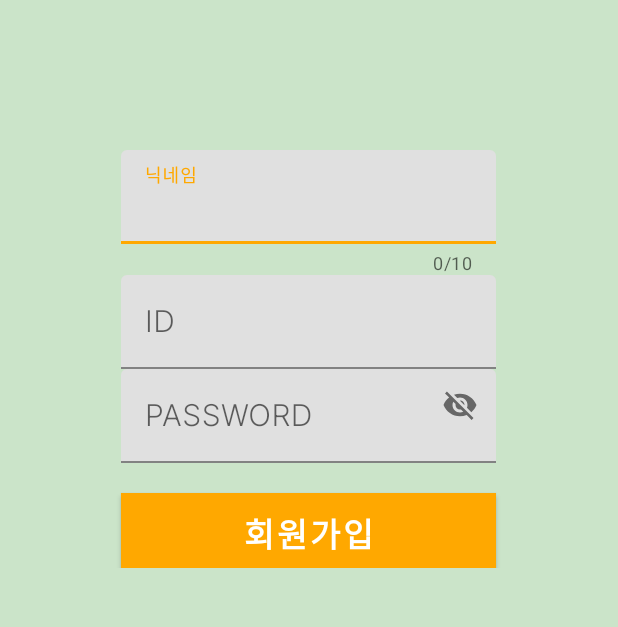
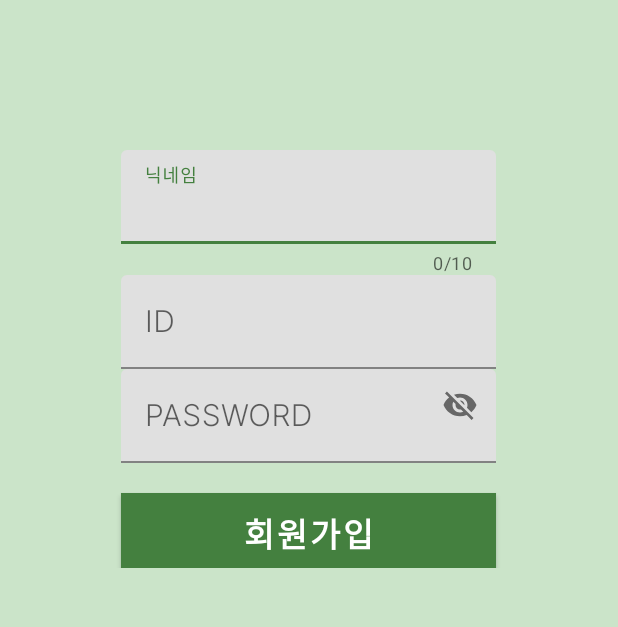
Before and after one commit to MJU-CapstoneDesign1-8team/PET-LEADER_FRONTEND, an Android app: the screen it shows after launch (RegisterActivity), after a tap on "시작", on a phone screen of 412 x 824 dp, the part 484-1111 px from its top. Run offline under Robolectric (Android 15) with nearby library versions, the phone set to English and light mode, and no system bars; our stand-ins replace Firebase (no records; nobody signed in at launch, a user with empty details on screens opened directly); libraries missing offline, so code that uses them is left out: com.tbuonomo.viewpagerdotsindicator; 2 statements that could not run were skipped.

Commit message:
컬러 수정

```diff
--- a/app/src/main/AndroidManifest.xml
+++ b/app/src/main/AndroidManifest.xml
@@ -46,9 +46,6 @@
             android:name=".onboard.OnBoardActivity"
             android:exported="true" />
         <activity
-            android:name=".community.CommunityActivity"
-            android:exported="false" />
-        <activity
             android:name=".login.RegisterActivity"
             android:exported="false" />
         <activity
--- a/app/src/main/res/values/colors.xml
+++ b/app/src/main/res/values/colors.xml
@@ -2,8 +2,8 @@
 <resources>
     <color name="black">#FF000000</color>
     <color name="white">#FFFFFFFF</color>
-    <color name="tfe_color_primary">#ffa800</color>
-    <color name="tfe_color_primary_dark">#ff6f00</color>
+    <color name="tfe_color_primary">#44803F</color>
+    <color name="tfe_color_primary_dark">#366732</color>
     <color name="tfe_color_accent">#425066</color>
 
     <color name="tfe_semi_transparent">#66000000</color>
@@ -19,12 +19,10 @@
     <color name="write_button">#B3D38A</color>//community write button
     <color name="dark_green">#366732</color>//profile etc..
     <color name="light_green">#EAFAE9</color>
-    <color name="main_green">#44803F</color>
     <color name="main_green2">#B3D38A</color>
     <color name="main_green3">#6DA849</color>
     <color name="main_green4">#C6E7C0</color>
-
     <color name="background2">#CBE4C9</color>
-    <color name="background_green">#DDF4BE</color>
+    <color name="background_green2">#DDF4BE</color>
 
 </resources>
```
